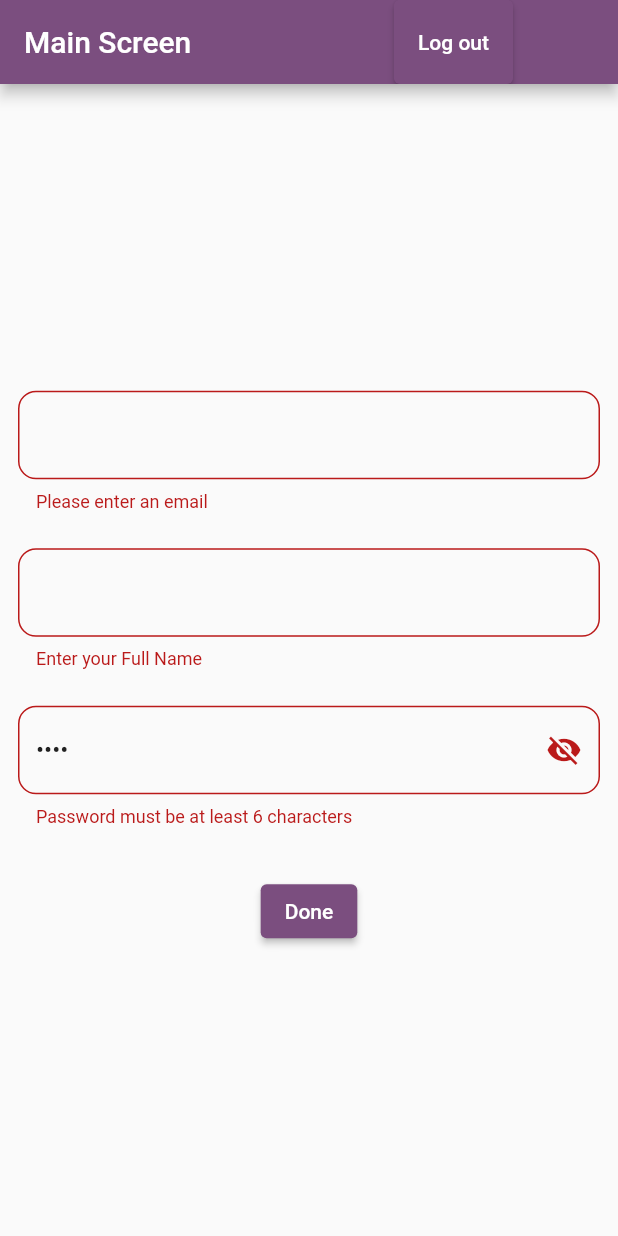
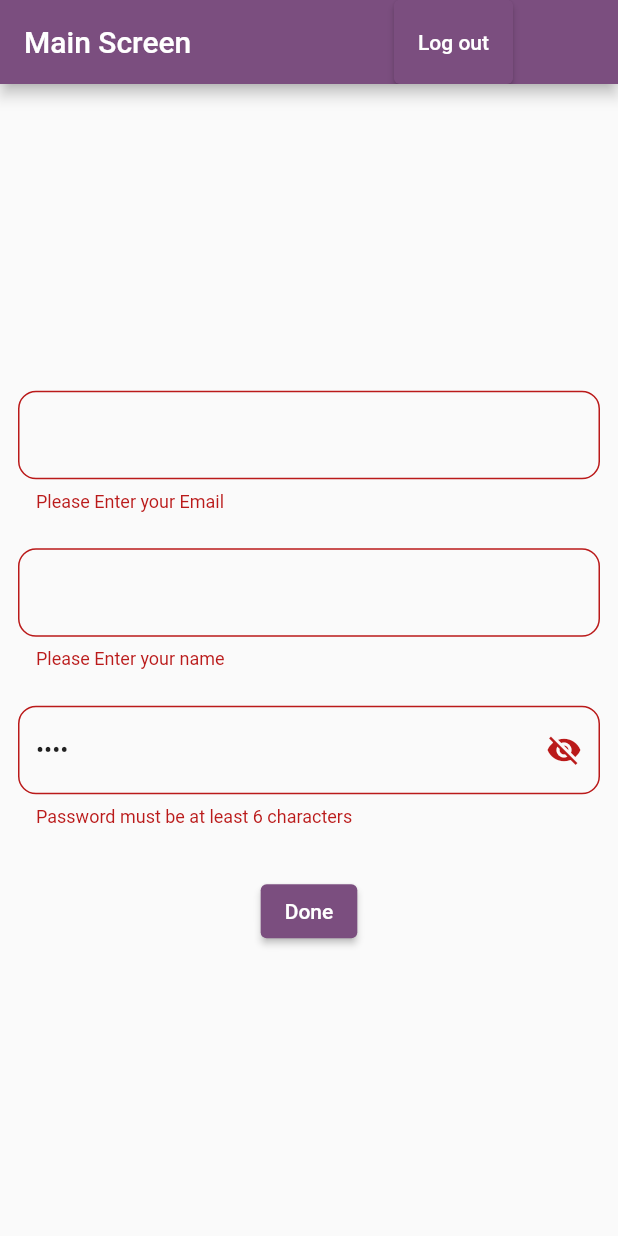
Before and after one commit to QasimSaeedsmt/task_00, a Flutter app: the MainScreen screen opened directly, after a tap on "Edit Profile", after a tap on "Done", on a phone screen of 412 x 824 dp. Run offline on Flutter 3.47's test engine with Material 2 defaults, Android fonts, the light colour scheme and no system bars; our stand-ins replace flutter_spinkit, shared_preferences; accounts and stored records are empty.

Commit message:
Complete code for the task. Added splash screen and two signup and main screen and also added Textformfields and submit buttons in 2 screens and and integrated shared_preferences.

```diff
--- a/lib/UI/main_screen.dart
+++ b/lib/UI/main_screen.dart
@@ -2,7 +2,10 @@ import 'package:flutter/material.dart';
 import 'package:shared_preferences/shared_preferences.dart';
 import 'package:task_0/UI/signup_screen.dart';
 import 'package:task_0/logic/shared_preferences_controllers.dart';
+import 'package:task_0/resourses/dimensions_resource.dart';
+import 'package:task_0/resourses/string_resource.dart';
 
+import '../logic/common_keys.dart';
 import '../logic/email_validator.dart';
 
 class MainScreen extends StatefulWidget {
@@ -21,11 +24,20 @@ class _MainScreenState extends State<MainScreen> {
   bool editable = false;
 
   @override
+  void dispose() {
+    // TODO: implement dispose
+    emailController.dispose();
+    passController.dispose();
+    nameController.dispose();
+    super.dispose();
+  }
+
+  @override
   Widget build(BuildContext context) {
     return Scaffold(
       appBar: AppBar(
         automaticallyImplyLeading: false,
-        title: const Text("Main Screen"),
+        title: const Text(MAIN_SCREEN_TITLE),
         actions: [
           ElevatedButton(
               onPressed: () {
@@ -58,11 +70,11 @@ class _MainScreenState extends State<MainScreen> {
               },
               child: const Text("Log out")),
           const SizedBox(
-            width: 10,
+            width: DimensResource.D_10,
           ),
           editable
               ? const SizedBox(
-                  width: 45,
+            width: DimensResource.D_45,
                 )
               : ElevatedButton(
                   onPressed: () async {
@@ -72,20 +84,19 @@ class _MainScreenState extends State<MainScreen> {
                       editable = true;
                       if (emailController.text.isEmpty) {
                         emailController.text =
-                            prefs.getString("email").toString();
+                            prefs.getString(EMAIL).toString();
                       }
                       if (nameController.text.isEmpty) {
-                        nameController.text =
-                            prefs.getString("name").toString();
+                        nameController.text = prefs.getString(NAME).toString();
                       }
                       if (passController.text.isEmpty) {
                         passController.text =
-                            prefs.getString("Password").toString();
+                            prefs.getString(PASSWORD).toString();
                       }
                     });
                   },
                   child: const Text("Edit Profile")),
-          const SizedBox(width: 15)
+          const SizedBox(width: DimensResource.D_15)
         ],
       ),
       body: Column(
@@ -106,15 +117,16 @@ class _MainScreenState extends State<MainScreen> {
                   children: [
                     Padding(
                       padding: const EdgeInsets.symmetric(
-                          horizontal: 12, vertical: 12),
+                          horizontal: DimensResource.D_12,
+                          vertical: DimensResource.D_12),
                       child: Center(
                         child: TextFormField(
                           enabled: editable ? true : false,
                           validator: (value) {
-                            if (value!.isEmpty) {
-                              return 'Please enter an email';
-                            } else if (!isValidEmail(value)) {
-                              return 'Please enter a valid email';
+                            if ((value ?? "").isEmpty) {
+                              return EMPTY_EMAIL_MSG;
+                            } else if (!isValidEmail(value!)) {
+                              return INVALID_EMAIL_MSG;
                             }
                             return null;
                           },
@@ -123,21 +135,23 @@ class _MainScreenState extends State<MainScreen> {
                               border: OutlineInputBorder(
                                   borderSide:
                                       const BorderSide(color: Colors.blue),
-                                  borderRadius: BorderRadius.circular(12)),
-                              hintText: snapshot.data!.getString("email")),
+                                  borderRadius: BorderRadius.circular(
+                                      DimensResource.D_12)),
+                              hintText: snapshot.data!.getString(EMAIL)),
                           keyboardType: TextInputType.emailAddress,
                         ),
                       ),
                     ),
                     Padding(
                       padding: const EdgeInsets.symmetric(
-                          horizontal: 12, vertical: 12),
+                          horizontal: DimensResource.D_12,
+                          vertical: DimensResource.D_12),
                       child: Center(
                         child: TextFormField(
                           enabled: editable ? true : false,
                           validator: (value) {
-                            if (value!.isEmpty) {
-                              return "Enter your Full Name";
+                            if ((value ?? "").isEmpty) {
+                              return NAME_ERROR_MSG;
                             }
                             return null;
                           },
@@ -146,7 +160,8 @@ class _MainScreenState extends State<MainScreen> {
                             border: OutlineInputBorder(
                                 borderSide:
                                     const BorderSide(color: Colors.blue),
-                                borderRadius: BorderRadius.circular(12)),
+                                borderRadius:
+                                    BorderRadius.circular(DimensResource.D_12)),
                             hintText: snapshot.data!.getString("name"),
                           ),
                           keyboardType: TextInputType.name,
@@ -155,15 +170,16 @@ class _MainScreenState extends State<MainScreen> {
                     ),
                     Padding(
                       padding: const EdgeInsets.symmetric(
-                          horizontal: 12, vertical: 12),
+                          horizontal: DimensResource.D_12,
+                          vertical: DimensResource.D_12),
                       child: Center(
                         child: TextFormField(
                           enabled: editable ? true : false,
                           validator: (value) {
-                            if (value!.isEmpty) {
-                              return "Enter a Password";
-                            } else if (value.length < 6) {
-                              return "Password must be at least 6 characters";
+                            if ((value ?? "").isEmpty) {
+                              return EMPTY_PASSWORD_MSG;
+                            } else if (value!.length < 6) {
+                              return INVALID_PASSWORD_MSG;
                             }
                             return null;
                           },
@@ -178,7 +194,8 @@ class _MainScreenState extends State<MainScreen> {
                             border: OutlineInputBorder(
                                 borderSide:
                                     const BorderSide(color: Colors.blue),
-                                borderRadius: BorderRadius.circular(12)),
+                                borderRadius:
+                                    BorderRadius.circular(DimensResource.D_12)),
                             hintText: snapshot.data!.getString("Password"),
                           ),
                           keyboardType: TextInputType.text,
@@ -191,7 +208,7 @@ class _MainScreenState extends State<MainScreen> {
             },
           ),
           const SizedBox(
-            height: 20,
+            height: DimensResource.D_20,
           ),
           editable
               ? ElevatedButton(
@@ -203,9 +220,6 @@ class _MainScreenState extends State<MainScreen> {
                         editable = false;
                       });
                     }
-                    // setState(() {
-                    //   editable = false;
-                    // });
                   },
                   child: const Text("Done"))
               : Container()
--- /dev/null
+++ b/lib/logic/common_keys.dart
@@ -0,0 +1,4 @@
+const String EMAIL = "email";
+const String NAME = "name";
+const String PASSWORD = "Password";
+const String IS_LOGIN = "isLogin";
--- /dev/null
+++ b/lib/resourses/dimensions_resource.dart
@@ -0,0 +1,20 @@
+// This file contains all the dimensions used in the application.
+
+class DimensResource {
+  static const double D_0 = 0.0;
+  static const double D_1 = 1.0;
+  static const double D_2 = 2.0;
+  static const double D_3 = 3.0;
+  static const double D_4 = 4.0;
+  static const double D_5 = 5.0;
+  static const double D_6 = 6.0;
+
+  // ... continue as needed
+  static const double D_10 = 10.0;
+  static const double D_12 = 12.0;
+  static const double D_15 = 15.0;
+  static const double D_20 = 20.0;
+
+  static const double D_45 = 45.0;
+// Add other dimensions as your app requires.
+}
--- /dev/null
+++ b/lib/resourses/string_resource.dart
@@ -0,0 +1,9 @@
+// This file contains all the UI strings for the application
+
+const String MAIN_SCREEN_TITLE = "Main Screen";
+const String SIGNUP_SCREEN_TITLE = "Signup Screen";
+const String EMPTY_EMAIL_MSG = "Please Enter your Email";
+const String INVALID_EMAIL_MSG = "Please Enter a Valid Email";
+const String EMPTY_PASSWORD_MSG = "Please Enter a Password";
+const String INVALID_PASSWORD_MSG = "Password must be at least 6 characters";
+const String NAME_ERROR_MSG = "Please Enter your name";
```
Also changed, not shown: lib/UI/signup_screen.dart (+35 -18 lines), lib/logic/shared_preferences_controllers.dart (+10 -8 lines), 2 other files.
